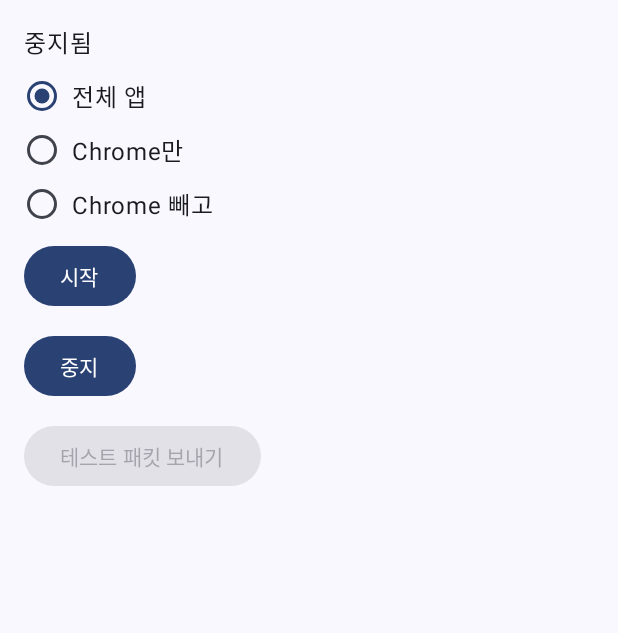
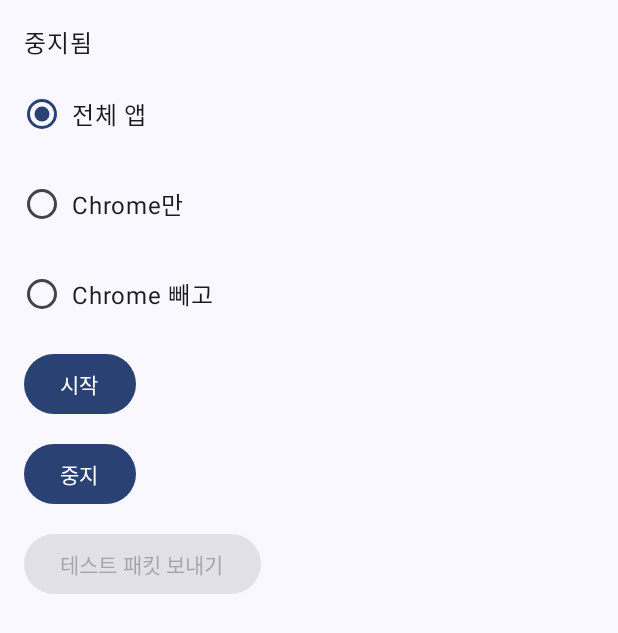
Before and after one commit to mingi6292/vpn-practice, an Android app built with Jetpack Compose: the screen it shows after launch (MainActivity), on a phone screen of 412 x 824 dp. Shown: the top 633 px of the screen. Run offline under Robolectric (Android 15) with nearby library versions, the phone set to English and light mode, and no system bars.

Commit message:
fix: 실행 상태 갱신 순서와 프리셋 선택 화면 다듬기

```diff
--- a/app/src/main/java/com/mg/vpnpractice/MainActivity.kt
+++ b/app/src/main/java/com/mg/vpnpractice/MainActivity.kt
@@ -18,13 +18,17 @@ import androidx.compose.foundation.layout.Arrangement
 import androidx.compose.foundation.layout.Column
 import androidx.compose.foundation.layout.Row
 import androidx.compose.foundation.layout.fillMaxSize
+import androidx.compose.foundation.layout.fillMaxWidth
+import androidx.compose.foundation.layout.heightIn
 import androidx.compose.foundation.layout.padding
 import androidx.compose.foundation.selection.selectable
+import androidx.compose.foundation.selection.selectableGroup
 import androidx.compose.material3.Button
 import androidx.compose.material3.RadioButton
 import androidx.compose.material3.Scaffold
 import androidx.compose.material3.Text
 import androidx.compose.runtime.Composable
+import androidx.compose.runtime.LaunchedEffect
 import androidx.compose.runtime.collectAsState
 import androidx.compose.runtime.getValue
 import androidx.compose.runtime.mutableStateOf
@@ -68,6 +72,8 @@ private fun VpnScreen(modifier: Modifier = Modifier) {
     // 실행 중에는 서비스가 실제로 쓰는 프리셋을 보여 줘서, 앱을 다시 열어도 화면과 실제 정책이 어긋나 보이지 않게 한다.
     val shownPreset = runningPreset ?: selected
     val scope = rememberCoroutineScope()
+    // 앱을 다시 열었을 때 실행 중인 프리셋을 선택값에 맞춰 둔다. 중지해도 라디오가 튀지 않는다.
+    LaunchedEffect(runningPreset) { runningPreset?.let { selected = it } }
 
     // 동의 화면 결과. RESULT_OK일 때만 서비스를 시작하고, 거부하면 아무것도 하지 않는다(상태는 "중지됨" 그대로).
     val consentLauncher = rememberLauncherForActivityResult(ActivityResultContracts.StartActivityForResult()) { result ->
@@ -81,7 +87,7 @@ private fun VpnScreen(modifier: Modifier = Modifier) {
     }
 
     Column(
-        modifier = modifier.padding(16.dp),
+        modifier = modifier.padding(16.dp).selectableGroup(),
         verticalArrangement = Arrangement.spacedBy(12.dp),
     ) {
         val preset = runningPreset
@@ -94,7 +100,7 @@ private fun VpnScreen(modifier: Modifier = Modifier) {
         )
         PolicyPreset.entries.forEach { option ->
             Row(
-                modifier = Modifier.selectable(
+                modifier = Modifier.fillMaxWidth().heightIn(min = 48.dp).selectable(
                     selected = option == shownPreset,
                     enabled = runningPreset == null,
                     role = Role.RadioButton,
--- a/app/src/main/java/com/mg/vpnpractice/vpn/PracticeVpnService.kt
+++ b/app/src/main/java/com/mg/vpnpractice/vpn/PracticeVpnService.kt
@@ -40,7 +40,7 @@ class PracticeVpnService : VpnService() {
         if (intent?.action == ACTION_STOP) {
             stopVpn()
         } else {
-            // extra가 없으면(시스템이 Intent 없이 다시 띄운 경우 등) 기본 프리셋으로 시작한다.
+            // extra 없이 시작된 경우(Always-on 등) 기본 프리셋으로 시작한다.
             startVpn(PolicyPreset.fromName(intent?.getStringExtra(EXTRA_PRESET)))
         }
         // 시스템이 서비스를 죽여도 자동 재시작하지 않는다. 재시작하려면 동의 상태를 다시 확인해야 한다.
@@ -87,10 +87,12 @@ class PracticeVpnService : VpnService() {
             return
         }
         tunFd = fd
+        // launch 전에 먼저 설정한다. 터널이 곧바로 실패해 stopVpn()이 null로 되돌린 뒤에
+        // 여기서 preset을 덮어쓰면 화면이 "실행 중"에 갇힌다.
+        _runningPreset.value = preset
         tunnelJob = serviceScope.launch { runTunnel(fd) }
         val routes = policy.routes.joinToString { "${it.address}/${it.prefixLength}" }
         Log.i(TAG, "policy=${preset.name} routes=$routes apps=$apps")
-        _runningPreset.value = preset
     }
 
     /**
--- a/app/src/main/java/com/mg/vpnpractice/vpn/TunnelPolicy.kt
+++ b/app/src/main/java/com/mg/vpnpractice/vpn/TunnelPolicy.kt
@@ -55,7 +55,7 @@ enum class PolicyPreset(val policy: TunnelPolicy) {
     companion object {
         /**
          * 모르는 이름이나 null은 ALL_APPS로 떨어진다.
-         * 시스템이 Intent 없이 서비스를 다시 띄울 수 있어 이름이 null일 수 있기 때문이다.
+         * Always-on 등 extra 없이 서비스가 시작되면 이름이 null일 수 있기 때문이다.
          */
         fun fromName(name: String?): PolicyPreset =
             entries.firstOrNull { it.name == name } ?: ALL_APPS
```
Also changed, not shown: 1 other file.
